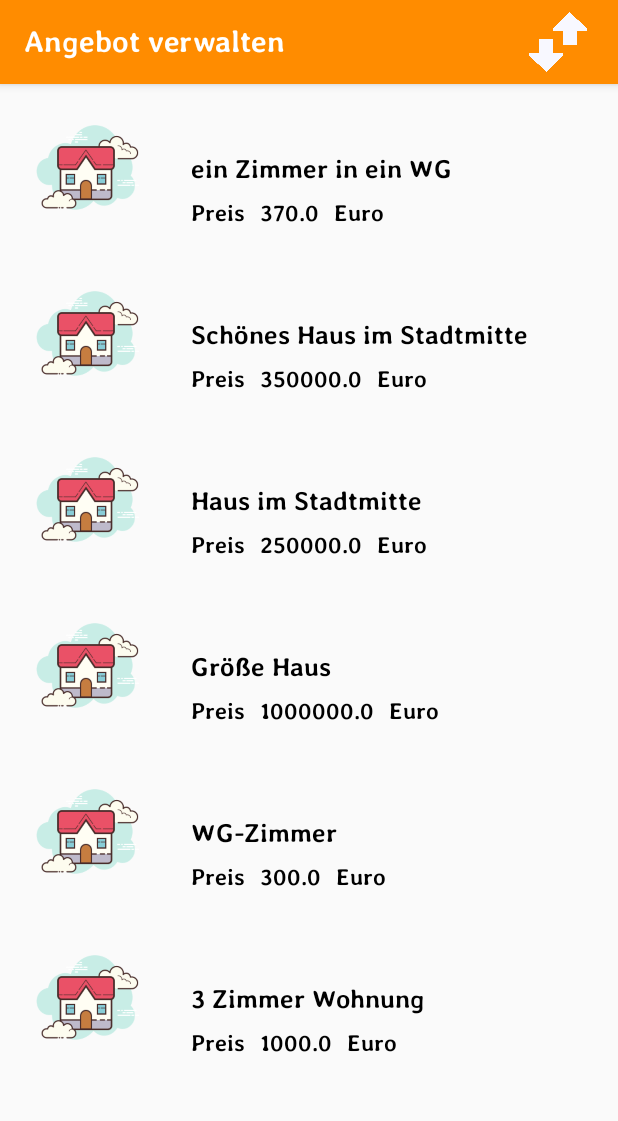
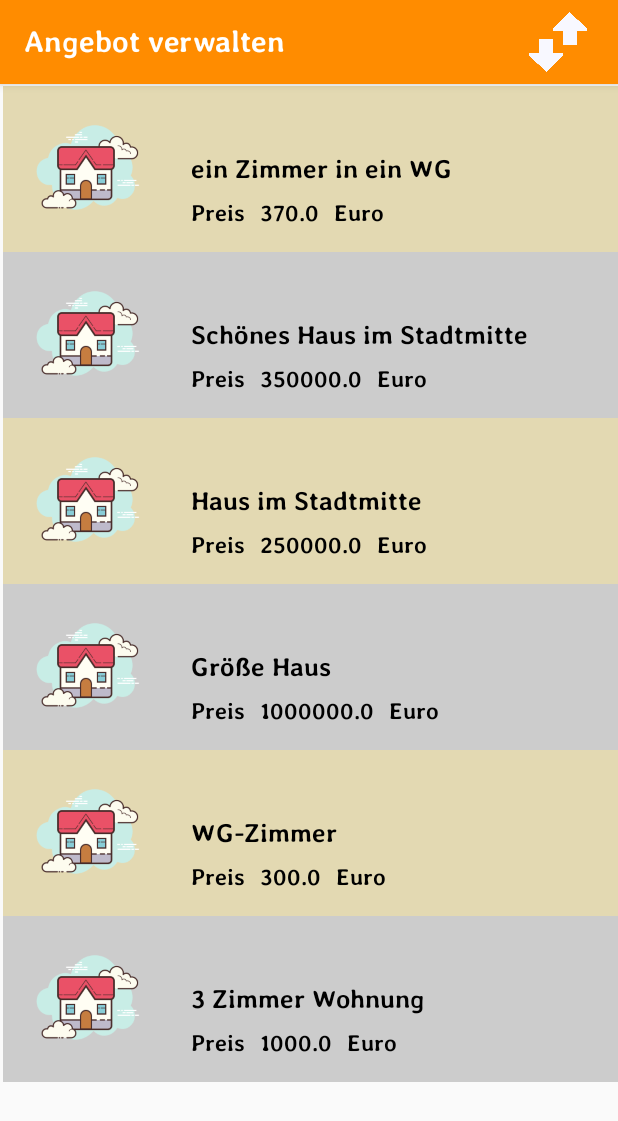
Before and after one commit to kehuydietlatoi/ImmobilienSuchen, an Android app: the MaklerActivity screen opened directly, with no data from a screen before it, after a tap on "ANGEBOT VERWALTEN", on a phone screen of 412 x 824 dp. Shown: the top 1121 px of the screen. Run offline under Robolectric (Android 15) with nearby library versions, the phone set to English and light mode, and no system bars; our stand-ins replace CircleImageView.

Commit message:
update usability

```diff
--- a/app/src/main/java/com/example/immobiliensuchen/Angebot.java
+++ b/app/src/main/java/com/example/immobiliensuchen/Angebot.java
@@ -8,6 +8,16 @@ import java.util.ArrayList;
 class Angebot implements Parcelable {
 
     private int beitragID, favorit;
+
+    public int getNewNachricht() {
+        return newNachricht;
+    }
+
+    public void setNewNachricht(int newNachricht) {
+        this.newNachricht = newNachricht;
+    }
+
+    private int newNachricht;// 0 false,1 true
     private String art;
     private String stadt;
     private String titel;
@@ -31,6 +41,8 @@ class Angebot implements Parcelable {
         this.images = images;
         this.favorit = favorit;  //0 = false, 1 = true;
         this.nachrichten = nachrichten;
+        if (nachrichten.size() !=0 ) this.newNachricht = 1;
+        else  this.newNachricht = 0;
     }
 
     public Angebot(int BeitragID, String art, String stadt, double preis, String titel, String email, String beschreibung, int favorit, ArrayList<String> images)
@@ -44,6 +56,7 @@ class Angebot implements Parcelable {
         this.email = email;
         this.images = images;
         this.favorit = favorit;  //0 = false, 1 = true;
+        this.newNachricht = 0;
         this.nachrichten = new ArrayList<>();
     }
 
@@ -143,6 +156,7 @@ class Angebot implements Parcelable {
         in.readList(images, String.class.getClassLoader());
         nachrichten = new ArrayList<>();
         in.readList(nachrichten, String.class.getClassLoader());
+        newNachricht = in.readInt();
     }
 
     @Override
@@ -162,6 +176,7 @@ class Angebot implements Parcelable {
         out.writeInt(favorit);
         out.writeList(images);
         out.writeList(nachrichten);
+        out.writeInt(newNachricht);
     }
 
     public static final Parcelable.Creator<Angebot> CREATOR = new Parcelable.Creator<Angebot>() {
--- a/app/src/main/java/com/example/immobiliensuchen/AngebotActivity.java
+++ b/app/src/main/java/com/example/immobiliensuchen/AngebotActivity.java
@@ -120,6 +120,7 @@ public class AngebotActivity extends AppCompatActivity {
                         intentWithResult.putExtra("angebot", angebot);
                         setResult(1, intentWithResult);
                         Toast.makeText(AngebotActivity.this,"Nachricht gesendet", Toast.LENGTH_SHORT).show();
+                        angebot.setNewNachricht(1);
                     }
                 });
 
--- a/app/src/main/java/com/example/immobiliensuchen/AngebotAktualisierenActivity.java
+++ b/app/src/main/java/com/example/immobiliensuchen/AngebotAktualisierenActivity.java
@@ -34,7 +34,7 @@ public class AngebotAktualisierenActivity extends AppCompatActivity {
 
 
     @Override
-    @SuppressLint("SetTextI18n")
+    @SuppressLint("SetTextI18n") //suppressing warning
     protected void onCreate(Bundle savedInstanceState) {
         super.onCreate(savedInstanceState);
         setContentView(R.layout.activity_edit_angebot);
@@ -151,7 +151,7 @@ public class AngebotAktualisierenActivity extends AppCompatActivity {
         mailView.setOnClickListener(new View.OnClickListener() {
             @Override
             public void onClick(View v) {
-
+                angebot.setNewNachricht(0);
                 LayoutInflater inflater= LayoutInflater.from(AngebotAktualisierenActivity.this);
                 View view=inflater.inflate(R.layout.nachrichten_list, null);
 
--- a/app/src/main/java/com/example/immobiliensuchen/RecyclerViewAdapter.java
+++ b/app/src/main/java/com/example/immobiliensuchen/RecyclerViewAdapter.java
@@ -4,6 +4,7 @@ import android.app.Activity;
 import android.content.Context;
 import android.content.Intent;
 import android.graphics.BitmapFactory;
+import android.graphics.Color;
 import android.os.Environment;
 import android.view.LayoutInflater;
 import android.view.View;
@@ -13,6 +14,7 @@ import android.widget.RelativeLayout;
 import android.widget.TextView;
 
 import androidx.annotation.NonNull;
+import androidx.core.content.ContextCompat;
 import androidx.recyclerview.widget.RecyclerView;
 
 import java.io.File;
@@ -45,10 +47,17 @@ public class RecyclerViewAdapter extends RecyclerView.Adapter<RecyclerViewAdapte
     @Override
     public void onBindViewHolder(@NonNull ViewHolder holder, final int position) {
         //Log.d(TAG, "onBindViewHolder: called.");
+        holder.bindData(position);
         angebot = angebotContainer.get(position);
         holder.image.setImageBitmap(BitmapFactory.decodeFile(pathToPicture + File.separator + angebot.getImages().get(0)));  //first picture in imagesId List
         holder.Titel.setText(angebot.getTitel());
         holder.Preis.setText(Double.toString(angebot.getPreis()));
+        if (angebot.getNewNachricht() == 1){
+            holder.imgView.setVisibility(View.VISIBLE);
+        }
+        else {
+            holder.imgView.setVisibility(View.INVISIBLE);
+        }
 
         holder.parentLayout.setOnClickListener(new View.OnClickListener() {
             @Override
@@ -86,6 +95,7 @@ public class RecyclerViewAdapter extends RecyclerView.Adapter<RecyclerViewAdapte
         TextView Titel;
         TextView Preis;
         RelativeLayout parentLayout;
+        ImageView imgView;
 
         public ViewHolder(@NonNull View itemView) {
             super(itemView);
@@ -93,6 +103,17 @@ public class RecyclerViewAdapter extends RecyclerView.Adapter<RecyclerViewAdapte
             Titel = itemView.findViewById(R.id.angebotTitel);
             Preis = itemView.findViewById(R.id.angebotpreis);
             parentLayout = itemView.findViewById(R.id.parentLayout);
+            imgView = itemView.findViewById(R.id.imageView4);
+        }
+
+
+        public void bindData(int position) {
+            if (position % 2 == 0) {
+                int backgroundColor = ContextCompat.getColor(context, R.color.colorVani);
+                itemView.setBackgroundColor(backgroundColor);
+            } else {
+                itemView.setBackgroundColor(Color.LTGRAY);
+            }
         }
     }
 
--- a/app/src/main/res/layout/layout_listitem.xml
+++ b/app/src/main/res/layout/layout_listitem.xml
@@ -1,5 +1,6 @@
 <?xml version="1.0" encoding="utf-8"?>
 <RelativeLayout xmlns:android="http://schemas.android.com/apk/res/android"
+    xmlns:app="http://schemas.android.com/apk/res-auto"
     android:orientation="vertical"
     android:layout_width="match_parent"
     android:layout_height="wrap_content"
@@ -56,4 +57,14 @@
         android:text="Preis"
         android:textColor="#000"
         android:textSize="15sp" />
+
+    <ImageView
+        android:id="@+id/imageView4"
+        android:layout_width="71dp"
+        android:layout_height="45dp"
+        android:layout_alignParentEnd="true"
+        android:layout_centerVertical="true"
+        android:layout_marginEnd="10dp"
+        android:visibility="invisible"
+        app:srcCompat="@drawable/mail" />
 </RelativeLayout>
--- a/app/src/main/res/values/colors.xml
+++ b/app/src/main/res/values/colors.xml
@@ -5,4 +5,5 @@
     <color name="colorAccent">#2E64FE</color>
     <color name="colorWhite">#F8F8FF</color>
     <color name="colorGrey">#BDBDBD</color>
+    <color name="colorVani">#e3d9b2 </color>
 </resources>
```
Also changed, not shown: app/src/main/res/drawable/_006474_200.png (added).
